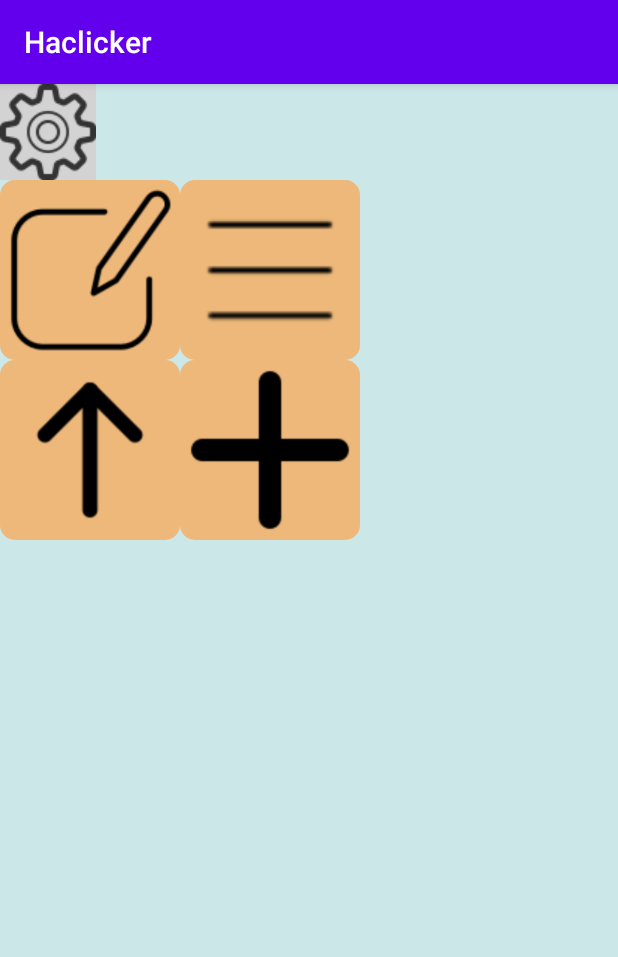
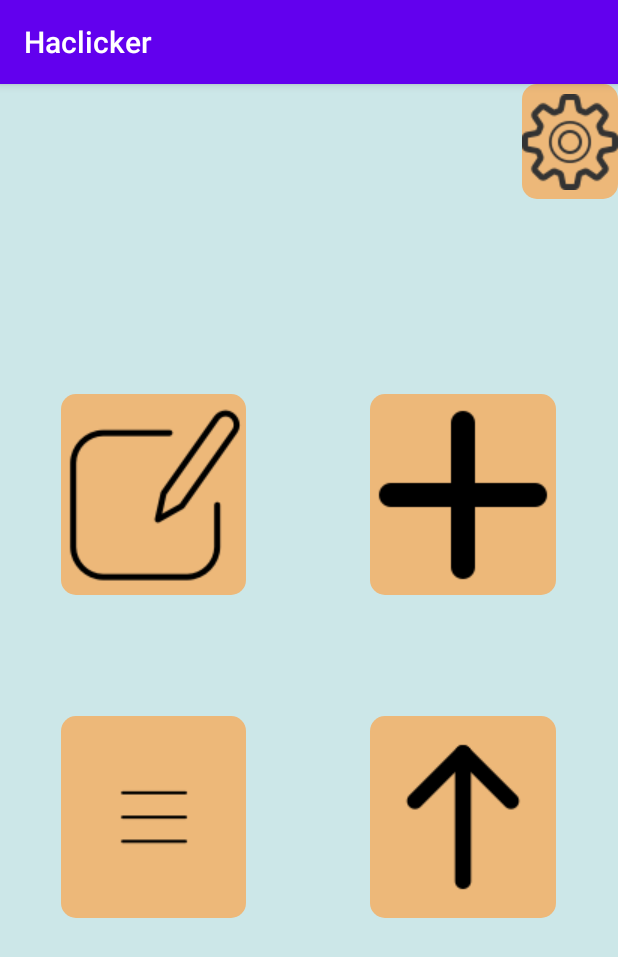
Before and after one commit to Yucheng-Jiang/Hacklicker, an Android app: the screen it shows after launch once a user with an empty profile is signed in (MainScreen), on a phone screen of 412 x 824 dp. Shown: the top 957 px of the screen. Run offline under Robolectric (Android 15) with nearby library versions, the phone set to English and light mode, and no system bars; our stand-ins replace Firebase (no records; nobody signed in at launch, a user with empty details on screens opened directly).

Commit message:
Fix Main Screen UI

```diff
--- a/app/src/main/res/layout/activity_main_screen.xml
+++ b/app/src/main/res/layout/activity_main_screen.xml
@@ -9,68 +9,139 @@
     <LinearLayout
         android:layout_width="match_parent"
         android:layout_height="match_parent"
+        android:background="#cce7e8"
         android:orientation="vertical"
-        android:background="#cce7e8">
+        android:weightSum="100">
 
         <ImageButton
             android:id="@+id/settings"
             android:layout_width="wrap_content"
-            android:layout_height="wrap_content"
-            android:background="#D3D3D3"
+            android:layout_height="0dp"
+            android:layout_gravity="right"
+            android:layout_weight="10"
+
             app:srcCompat="@drawable/settings"
+            android:background="@drawable/rounded_button"
             tools:ignore="MissingConstraints" />
 
-        <androidx.gridlayout.widget.GridLayout
+        <Space
+            android:layout_width="0dp"
+            android:layout_height="wrap_content"
+            android:layout_weight="10"/>
+
+        <LinearLayout
             android:layout_width="match_parent"
+            android:layout_height="0dp"
+            android:layout_weight="70"
+            android:orientation="vertical"
+            android:weightSum="100">
+
+            <Space
+                android:layout_width="match_parent"
+                android:layout_height="wrap_content"
+                android:layout_weight="10" />
+
+            <LinearLayout
+                android:layout_width="match_parent"
+                android:layout_height="0dp"
+                android:layout_weight="25"
+                android:orientation="horizontal">
+
+                <Space
+                    android:layout_width="wrap_content"
                     android:layout_height="match_parent"
-            android:gravity="center"
-            app:columnCount="2"
-            app:rowCount="2">
+                    android:layout_weight="10" />
 
                 <ImageButton
                     android:id="@+id/create_room"
-                android:layout_width="120dp"
-                android:layout_height="120dp"
-                android:layout_weight="1"
+                    android:layout_width="0dp"
+                    android:layout_height="match_parent"
+                    android:layout_weight="30"
                     android:background="@drawable/rounded_button"
-                android:scaleType="fitXY"
                     app:srcCompat="@drawable/create_room"
                     tools:ignore="MissingConstraints" />
 
+                <Space
+                    android:layout_width="wrap_content"
+                    android:layout_height="match_parent"
+                    android:layout_weight="20" />
+
+                <ImageButton
+                    android:id="@+id/join_room"
+                    android:layout_width="0dp"
+                    android:layout_height="match_parent"
+                    android:layout_weight="30"
+                    android:background="@drawable/rounded_button"
+                    app:srcCompat="@drawable/join_room"
+                    tools:ignore="MissingConstraints" />
+
+                <Space
+                    android:layout_width="wrap_content"
+                    android:layout_height="match_parent"
+                    android:layout_weight="10" />
+            </LinearLayout>
+
+            <Space
+                android:layout_width="match_parent"
+                android:layout_height="wrap_content"
+                android:layout_weight="15" />
+
+            <LinearLayout
+                android:layout_width="match_parent"
+                android:layout_height="0dp"
+                android:layout_weight="25"
+                android:orientation="horizontal"
+                android:weightSum="100">
+
+                <Space
+                    android:layout_width="wrap_content"
+                    android:layout_height="match_parent"
+                    android:layout_weight="10" />
+
                 <ImageButton
                     android:id="@+id/question_history"
-                android:layout_width="120dp"
-                android:layout_height="120dp"
-                android:layout_weight="1"
+                    android:layout_width="0dp"
+                    android:layout_height="match_parent"
+                    android:layout_weight="30"
                     android:background="@drawable/rounded_button"
-                android:scaleType="fitXY"
                     app:srcCompat="@drawable/question_history"
                     tools:ignore="MissingConstraints" />
 
+
+                <Space
+                    android:layout_width="wrap_content"
+                    android:layout_height="match_parent"
+                    android:layout_weight="20" />
+
                 <ImageButton
                     android:id="@+id/export"
-                android:layout_width="120dp"
-                android:layout_height="120dp"
-                android:layout_weight="1"
+                    android:layout_width="0dp"
+                    android:layout_height="match_parent"
+                    android:layout_weight="30"
                     android:background="@drawable/rounded_button"
-                android:scaleType="fitXY"
                     app:srcCompat="@drawable/export"
                     tools:ignore="MissingConstraints" />
 
-            <ImageButton
-                android:id="@+id/join_room"
-                android:layout_width="120dp"
-                android:layout_height="120dp"
-                android:layout_weight="1"
-                android:background="@drawable/rounded_button"
-                android:scaleType="fitXY"
-                app:srcCompat="@drawable/join_room"
-                tools:ignore="MissingConstraints" />
+                <Space
+                    android:layout_width="wrap_content"
+                    android:layout_height="match_parent"
+                    android:layout_weight="10" />
+            </LinearLayout>
 
-        </androidx.gridlayout.widget.GridLayout>
-
-
+            <Space
+                android:layout_width="match_parent"
+                android:layout_height="wrap_content"
+                android:layout_weight="15" />
         </LinearLayout>
 
 
+        <Space
+            android:layout_width="0dp"
+            android:layout_height="wrap_content"
+            android:layout_weight="10" />
+    </LinearLayout>
+
+
+
+
 </androidx.constraintlayout.widget.ConstraintLayout>
```
Lines whose indentation alone changed are shown as unchanged.
